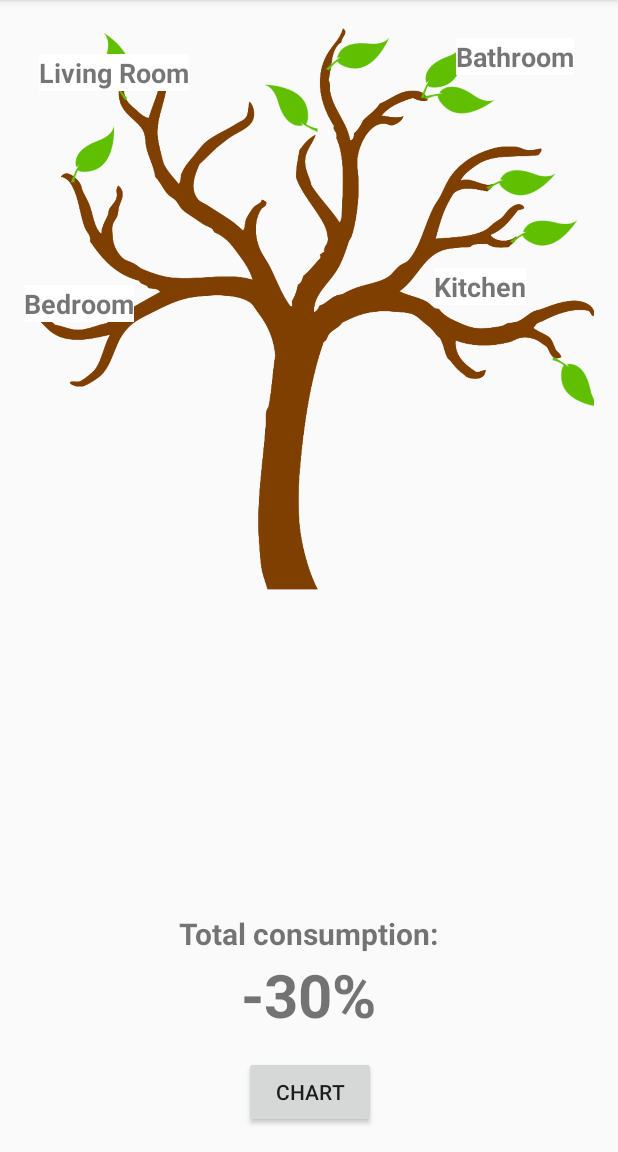
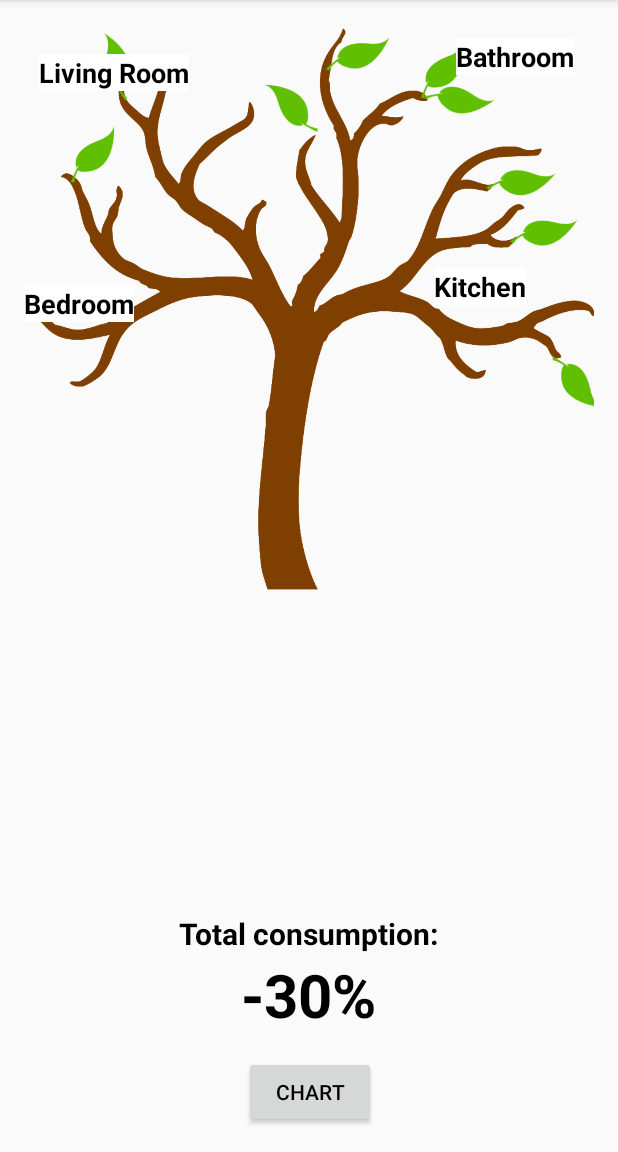
Before and after one commit to flobaader/VisuaLink, an Android app: the screen it shows after launch (MainActivity), on a phone screen of 412 x 824 dp, the part 84-1236 px from its top. Run offline under Robolectric (Android 15) with nearby library versions, the phone set to English and light mode, and no system bars.

Commit message:
final changes

```diff
--- a/code/app/src/main/res/layout/activity_main.xml
+++ b/code/app/src/main/res/layout/activity_main.xml
@@ -51,7 +51,8 @@
         android:id="@+id/kitchen"
         android:textSize="18sp"
         android:textStyle="normal|bold"
-        android:background="#fff"/>
+        android:background="#fff"
+        android:textColor="#000"/>
 
     <TextView
         android:text="Living Room"
@@ -60,6 +61,7 @@
         android:id="@+id/living_room"
         android:fontFamily="sans-serif"
         android:textSize="18sp"
+        android:textColor="#000"
         android:textStyle="normal|bold"
         android:layout_alignParentTop="true"
         android:layout_alignParentLeft="true"
@@ -80,7 +82,8 @@
         android:background="#ffffff"
         android:layout_below="@+id/living_room"
         android:layout_alignParentLeft="true"
-        android:layout_alignParentStart="true" />
+        android:layout_alignParentStart="true"
+        android:textColor="#000"/>
 
     <TextView
         android:text="Bathroom"
@@ -95,7 +98,8 @@
         android:layout_alignParentTop="true"
         android:layout_alignParentRight="true"
         android:layout_alignParentEnd="true"
-        android:layout_marginTop="9dp" />
+        android:layout_marginTop="9dp"
+        android:textColor="#000"/>
 
     <Button
         android:text="Chart"
@@ -104,12 +108,14 @@
         android:id="@+id/button_chart"
         android:layout_alignParentBottom="true"
         android:layout_alignRight="@+id/total"
-        android:layout_alignEnd="@+id/total" />
+        android:layout_alignEnd="@+id/total"
+        android:textColor="#000"/>
 
     <TextView
         android:text="-30%"
         android:layout_width="wrap_content"
         android:layout_height="wrap_content"
+        android:textColor="#000"
         android:layout_marginBottom="14dp"
         android:id="@+id/total"
         android:textSize="40sp"
@@ -125,6 +131,7 @@
         android:textStyle="normal|bold"
         android:textSize="20sp"
         android:layout_above="@+id/total"
-        android:layout_centerHorizontal="true" />
+        android:layout_centerHorizontal="true"
+        android:textColor="#000"/>
 
 </RelativeLayout>
```
Also changed, not shown: code/app/src/main/java/com/eehack/visualink/ChartActivity.java (+26 -0 lines), code/app/src/main/java/com/eehack/visualink/MainActivity.java (+4 -4 lines), code/app/src/main/res/layout/activity_chart.xml (+12 -6 lines), app/src/main/res/drawable/optb.PNG (added), code/app/src/main/res/drawable/OptB2.PNG (deleted), code/app/src/main/res/drawable/notOptB.PNG.
